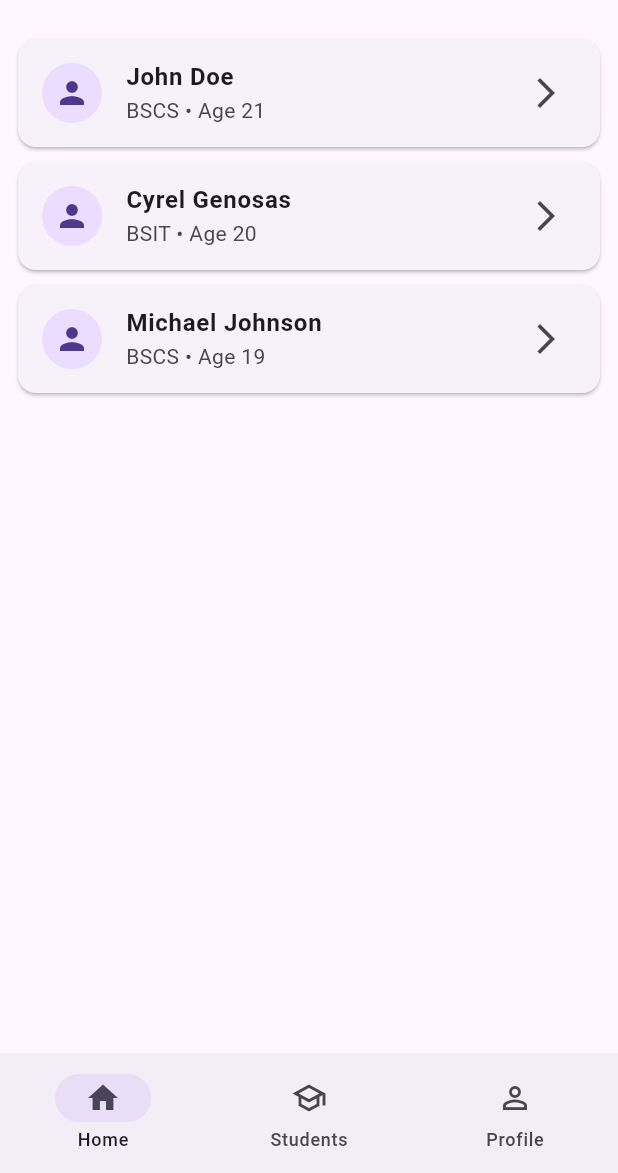
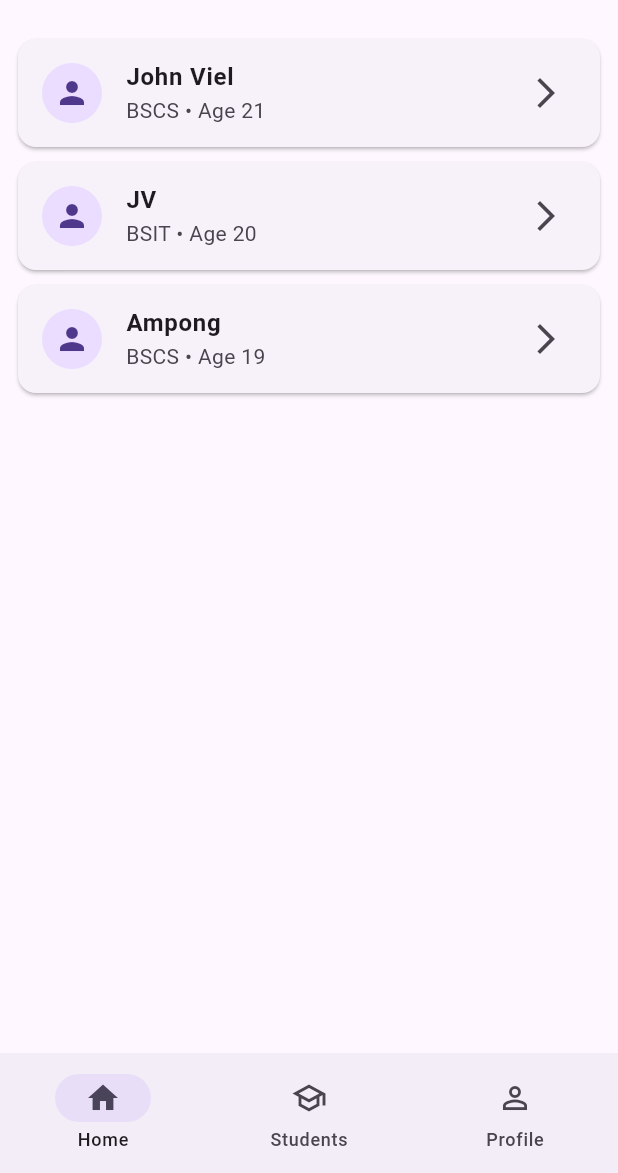
Before and after one commit to lockedinjv/CC302_LIMOCON_RoutingProject, a Flutter app: the screen it shows after launch, on a phone screen of 412 x 824 dp, the part 63-1236 px from its top. Run offline on Flutter 3.47's test engine with Material 3 defaults, Android fonts, the phone set to English and light mode, and no system bars.

Commit message:
first commit

```diff
--- a/lib/main.dart
+++ b/lib/main.dart
@@ -10,9 +10,9 @@ class MyApp extends StatelessWidget {
   const MyApp({super.key});
 
   final List<Map<String, dynamic>> students = const [
-    {'name': 'John Doe', 'course': 'BSCS', 'age': '21'},
-    {'name': 'Cyrel Genosas', 'course': 'BSIT', 'age': '20'},
-    {'name': 'Michael Johnson', 'course': 'BSCS', 'age': '19'},
+    {'name': 'John Viel', 'course': 'BSCS', 'age': '21'},
+    {'name': 'JV ', 'course': 'BSIT', 'age': '20'},
+    {'name': 'Ampong', 'course': 'BSCS', 'age': '19'},
   ];
 
   @override
--- a/lib/pages/home_page.dart
+++ b/lib/pages/home_page.dart
@@ -6,9 +6,9 @@ class HomePage extends StatelessWidget {
   const HomePage({super.key});
 
   final List<Map<String, dynamic>> students = const [
-    {'name': 'John Doe', 'course': 'BSCS', 'age': '21'},
-    {'name': 'Cyrel Genosas', 'course': 'BSIT', 'age': '20'},
-    {'name': 'Michael Johnson', 'course': 'BSCS', 'age': '19'},
+    {'name': 'John Viel', 'course': 'BSCS', 'age': '21'},
+    {'name': 'JV', 'course': 'BSIT', 'age': '20'},
+    {'name': 'Ampong', 'course': 'BSCS', 'age': '19'},
   ];
 
   @override
--- a/lib/pages/sample_page.dart
+++ b/lib/pages/sample_page.dart
@@ -4,9 +4,9 @@ class SamplePage extends StatelessWidget {
   const SamplePage({super.key});
 
   final List<Map<String, dynamic>> students = const [
-    {'name': 'John Doe', 'course': 'BSCS', 'age': '21'},
-    {'name': 'Cyrel Genosas', 'course': 'BSIT', 'age': '20'},
-    {'name': 'Michael Johnson', 'course': 'BSCS', 'age': '19'},
+    {'name': 'John Viel', 'course': 'BSCS', 'age': '21'},
+    {'name': 'JV VJ', 'course': 'BSIT', 'age': '20'},
+    {'name': 'Ampong Grr', 'course': 'BSCS', 'age': '19'},
   ];
 
   @override
```
